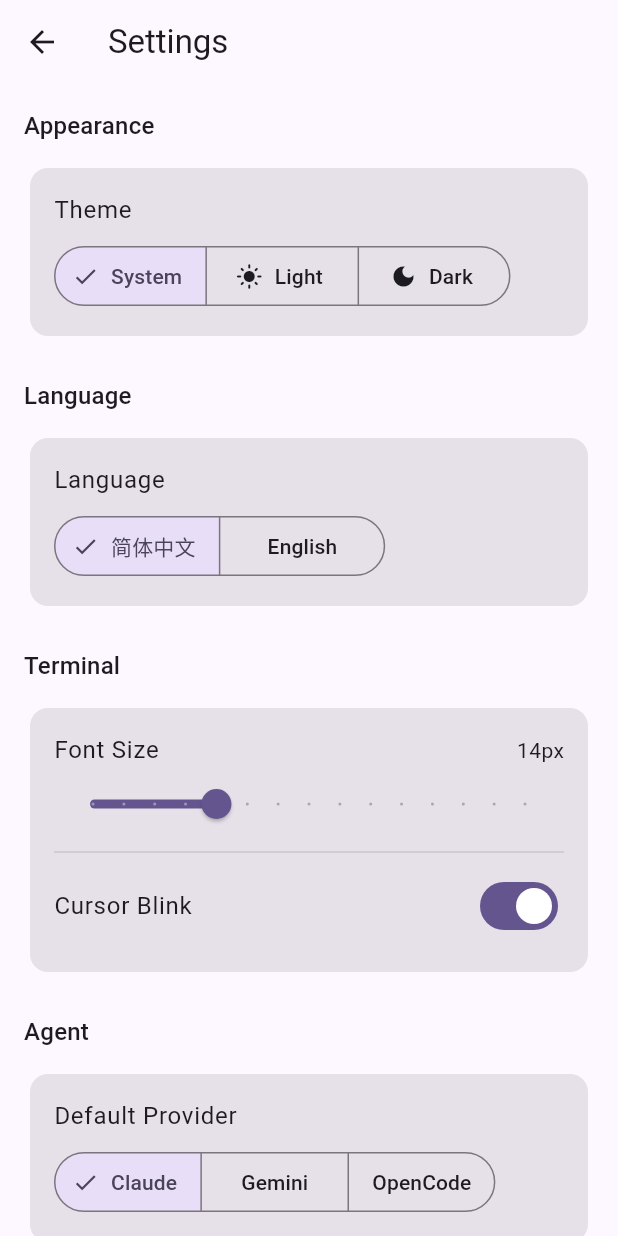
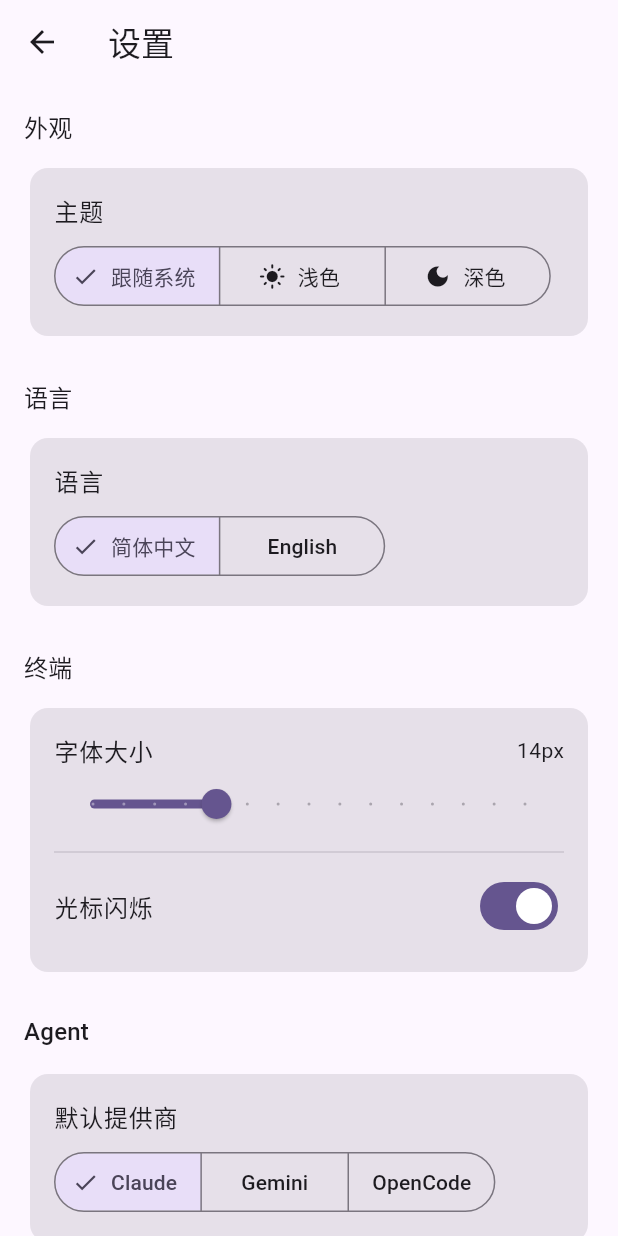
Before and after one commit to codeweiz/relais, a Flutter app: the HomeScreen screen opened by its route, after a tap on the "settings" icon, on a phone screen of 412 x 824 dp. Run offline on Flutter 3.47's test engine with Material 3 defaults, Android fonts, the phone set to English and light mode, and no system bars; our stand-ins replace dio, flutter_markdown, flutter_riverpod, go_router, google_fonts, shared_preferences; missing offline and left inert: xterm; accounts and stored records are empty.

Commit message:
fix: capture-pane trailing lines, Chinese i18n, transitions, sorting
Server: strip trailing blank lines from tmux capture-pane to prevent
scrollable empty space on terminal connect.

Client: full Chinese/English localization, M3 fade transitions,
session list sorted newest first.

Co-Authored-By: Claude Sonnet 4.6 <noreply@anthropic.com>

```diff
--- a/client/lib/app.dart
+++ b/client/lib/app.dart
@@ -20,7 +20,14 @@ final _router = GoRouter(
     ),
     GoRoute(
       path: '/home',
-      builder: (context, state) => const HomeScreen(),
+      pageBuilder: (context, state) => CustomTransitionPage(
+        key: const ValueKey('home'),
+        child: const HomeScreen(),
+        transitionsBuilder: (context, animation, secondaryAnimation, child) {
+          return FadeTransition(opacity: animation, child: child);
+        },
+        transitionDuration: const Duration(milliseconds: 300),
+      ),
     ),
     // Terminal and agent as sub-routes of /home so back works
     GoRoute(
@@ -28,7 +35,10 @@ final _router = GoRouter(
       pageBuilder: (context, state) => CustomTransitionPage(
         key: ValueKey('terminal-${state.pathParameters['id']}'),
         child: TerminalScreen(sessionId: state.pathParameters['id']!),
-        transitionsBuilder: (context, animation, secondaryAnimation, child) => child,
+        transitionsBuilder: (context, animation, secondaryAnimation, child) {
+          return FadeTransition(opacity: animation, child: child);
+        },
+        transitionDuration: const Duration(milliseconds: 300),
       ),
     ),
     GoRoute(
@@ -36,7 +46,10 @@ final _router = GoRouter(
       pageBuilder: (context, state) => CustomTransitionPage(
         key: ValueKey('agent-${state.pathParameters['id']}'),
         child: AgentScreen(sessionId: state.pathParameters['id']!),
-        transitionsBuilder: (context, animation, secondaryAnimation, child) => child,
+        transitionsBuilder: (context, animation, secondaryAnimation, child) {
+          return FadeTransition(opacity: animation, child: child);
+        },
+        transitionDuration: const Duration(milliseconds: 300),
       ),
     ),
     GoRoute(
--- /dev/null
+++ b/client/lib/l10n/strings.dart
@@ -0,0 +1,52 @@
+class S {
+  static String locale = 'zh';
+  static String get appName => 'Relais';
+  static String get connectToServer => _t('连接服务器', 'Connect to a server');
+  static String get serverUrl => _t('服务器地址', 'Server URL');
+  static String get serverUrlHint => _t('http://host:3000?token=xxx', 'http://host:3000?token=xxx');
+  static String get token => _t('令牌', 'Token');
+  static String get connect => _t('连接', 'Connect');
+  static String get connecting => _t('连接中...', 'Connecting...');
+  static String get savedServers => _t('已保存的服务器', 'Saved Servers');
+  static String get connectionFailed => _t('连接失败', 'Connection failed');
+  static String get noSessions => _t('暂无会话', 'No sessions');
+  static String get createSession => _t('创建会话', 'Create Session');
+  static String get newTerminal => _t('新建终端', 'New Terminal');
+  static String get newAgent => _t('新建 Agent', 'New Agent');
+  static String get delete => _t('删除', 'Delete');
+  static String get settings => _t('设置', 'Settings');
+  static String get appearance => _t('外观', 'Appearance');
+  static String get theme => _t('主题', 'Theme');
+  static String get system => _t('跟随系统', 'System');
+  static String get light => _t('浅色', 'Light');
+  static String get dark => _t('深色', 'Dark');
+  static String get language => _t('语言', 'Language');
+  static String get terminal => _t('终端', 'Terminal');
+  static String get fontSize => _t('字体大小', 'Font Size');
+  static String get cursorBlink => _t('光标闪烁', 'Cursor Blink');
+  static String get agent => _t('Agent', 'Agent');
+  static String get defaultProvider => _t('默认提供商', 'Default Provider');
+  static String get dataSection => _t('数据', 'Data');
+  static String get clearSavedServers => _t('清除已保存的服务器', 'Clear Saved Servers');
+  static String get clearSavedServersDesc => _t('移除所有已保存的服务器连接', 'Remove all saved server connections');
+  static String get clearConfirm => _t('确定清除?', 'Clear saved servers?');
+  static String get clearConfirmDesc => _t('这将移除所有已保存的服务器连接。', 'This will remove all saved server connections.');
+  static String get cancel => _t('取消', 'Cancel');
+  static String get clear => _t('清除', 'Clear');
+  static String get cleared => _t('已清除', 'Cleared');
+  static String get about => _t('关于', 'About');
+  static String get aboutDesc => _t('随时随地访问远程终端和 AI Agent', 'Remote terminal and AI agent — from anywhere.');
+  static String get notConnected => _t('未连接', 'Not connected');
+  static String get sendMessage => _t('输入消息...', 'Message...');
+  static String get sendHint => _t('发送消息开始对话', 'Send a message to start');
+  static String get running => _t('运行中', 'Running');
+  static String get ready => _t('就绪', 'Ready');
+  static String get crashed => _t('已崩溃', 'Crashed');
+  static String get exited => _t('已退出', 'Exited');
+  static String get starting => _t('启动中', 'Starting');
+  static String get justNow => _t('刚刚', 'just now');
+  static String minutesAgo(int n) => _t('${n}分钟前', '${n}m ago');
+  static String hoursAgo(int n) => _t('${n}小时前', '${n}h ago');
+  static String daysAgo(int n) => _t('${n}天前', '${n}d ago');
+  static String _t(String zh, String en) => locale == 'zh' ? zh : en;
+}
--- a/client/lib/main.dart
+++ b/client/lib/main.dart
@@ -3,6 +3,7 @@ import 'package:flutter_riverpod/flutter_riverpod.dart';
 import 'package:google_fonts/google_fonts.dart';
 
 import 'app.dart';
+import 'l10n/strings.dart';
 
 void main() async {
   WidgetsFlutterBinding.ensureInitialized();
@@ -10,5 +11,6 @@ void main() async {
   await GoogleFonts.pendingFonts([
     GoogleFonts.jetBrainsMono(),
   ]);
+  S.locale = 'zh';
   runApp(const ProviderScope(child: RelaisApp()));
 }
--- a/client/lib/providers/session_provider.dart
+++ b/client/lib/providers/session_provider.dart
@@ -17,6 +17,7 @@ class SessionNotifier extends StateNotifier<AsyncValue<List<Session>>> {
     state = const AsyncValue.loading();
     try {
       final sessions = await api.getSessions();
+      sessions.sort((a, b) => b.createdAt.compareTo(a.createdAt));
       state = AsyncValue.data(sessions);
     } catch (e, st) {
       state = AsyncValue.error(e, st);
--- a/client/lib/providers/settings_provider.dart
+++ b/client/lib/providers/settings_provider.dart
@@ -1,6 +1,7 @@
 import 'package:flutter/material.dart';
 import 'package:flutter_riverpod/flutter_riverpod.dart';
 import 'package:shared_preferences/shared_preferences.dart';
+import '../l10n/strings.dart';
 
 class AppSettings {
   final ThemeMode themeMode;
@@ -41,12 +42,14 @@ class SettingsNotifier extends StateNotifier<AppSettings> {
 
   Future<void> _load() async {
     final prefs = await SharedPreferences.getInstance();
+    final locale = prefs.getString('locale') ?? 'zh';
+    S.locale = locale;
     state = AppSettings(
       themeMode: _parseThemeMode(prefs.getString('theme_mode') ?? 'system'),
       terminalFontSize: prefs.getDouble('terminal_font_size') ?? 14.0,
       terminalCursorBlink: prefs.getBool('terminal_cursor_blink') ?? true,
       defaultAgentProvider: prefs.getString('default_agent_provider') ?? 'claude-code',
-      locale: prefs.getString('locale') ?? 'zh',
+      locale: locale,
     );
   }
 
@@ -75,6 +78,7 @@ class SettingsNotifier extends StateNotifier<AppSettings> {
   }
 
   Future<void> setLocale(String locale) async {
+    S.locale = locale;
     state = state.copyWith(locale: locale);
     final prefs = await SharedPreferences.getInstance();
     await prefs.setString('locale', locale);
--- a/client/lib/screens/home_screen.dart
+++ b/client/lib/screens/home_screen.dart
@@ -5,6 +5,7 @@ import '../providers/server_provider.dart';
 import '../providers/session_provider.dart';
 import '../models/session.dart';
 import '../widgets/session_card.dart';
+import '../l10n/strings.dart';
 
 class HomeScreen extends ConsumerStatefulWidget {
   const HomeScreen({super.key});
@@ -47,7 +48,7 @@ class _HomeScreenState extends ConsumerState<HomeScreen> {
           children: [
             ListTile(
               leading: const Icon(Icons.terminal),
-              title: const Text('New Terminal'),
+              title: Text(S.newTerminal),
               onTap: () {
                 Navigator.pop(context);
                 _createSession(SessionKind.terminal);
@@ -55,7 +56,7 @@ class _HomeScreenState extends ConsumerState<HomeScreen> {
             ),
             ListTile(
               leading: const Icon(Icons.smart_toy),
-              title: const Text('New Agent'),
+              title: Text(S.newAgent),
               onTap: () {
                 Navigator.pop(context);
                 _createSession(SessionKind.agent);
@@ -103,13 +104,13 @@ class _HomeScreenState extends ConsumerState<HomeScreen> {
                         size: 64,
                         color: Theme.of(context).colorScheme.outline),
                     const SizedBox(height: 16),
-                    Text('No sessions',
+                    Text(S.noSessions,
                         style: Theme.of(context).textTheme.titleMedium),
                     const SizedBox(height: 8),
                     FilledButton.tonalIcon(
                       onPressed: _showCreateDialog,
                       icon: const Icon(Icons.add),
-                      label: const Text('Create Session'),
+                      label: Text(S.createSession),
                     ),
                   ],
                 ),
--- a/client/lib/screens/settings_screen.dart
+++ b/client/lib/screens/settings_screen.dart
@@ -1,6 +1,7 @@
 import 'package:flutter/material.dart';
 import 'package:flutter_riverpod/flutter_riverpod.dart';
 import '../providers/settings_provider.dart';
+import '../l10n/strings.dart';
 
 class SettingsScreen extends ConsumerWidget {
   const SettingsScreen({super.key});
@@ -10,12 +11,12 @@ class SettingsScreen extends ConsumerWidget {
     final settings = ref.watch(settingsProvider);
 
     return Scaffold(
-      appBar: AppBar(title: const Text('Settings')),
+      appBar: AppBar(title: Text(S.settings)),
       body: ListView(
         padding: const EdgeInsets.all(16),
         children: [
           // ── Appearance ─────────────────────────────────
-          Text('Appearance', style: Theme.of(context).textTheme.titleMedium),
+          Text(S.appearance, style: Theme.of(context).textTheme.titleMedium),
           const SizedBox(height: 12),
           Card.filled(
             child: Padding(
@@ -23,13 +24,13 @@ class SettingsScreen extends ConsumerWidget {
               child: Column(
                 crossAxisAlignment: CrossAxisAlignment.start,
                 children: [
-                  Text('Theme', style: Theme.of(context).textTheme.bodyLarge),
+                  Text(S.theme, style: Theme.of(context).textTheme.bodyLarge),
                   const SizedBox(height: 8),
                   SegmentedButton<ThemeMode>(
-                    segments: const [
-                      ButtonSegment(value: ThemeMode.system, label: Text('System'), icon: Icon(Icons.brightness_auto)),
-                      ButtonSegment(value: ThemeMode.light, label: Text('Light'), icon: Icon(Icons.light_mode)),
-                      ButtonSegment(value: ThemeMode.dark, label: Text('Dark'), icon: Icon(Icons.dark_mode)),
+                    segments: [
+                      ButtonSegment(value: ThemeMode.system, label: Text(S.system), icon: const Icon(Icons.brightness_auto)),
+                      ButtonSegment(value: ThemeMode.light, label: Text(S.light), icon: const Icon(Icons.light_mode)),
+                      ButtonSegment(value: ThemeMode.dark, label: Text(S.dark), icon: const Icon(Icons.dark_mode)),
                     ],
                     selected: {settings.themeMode},
                     onSelectionChanged: (s) => ref.read(settingsProvider.notifier).setThemeMode(s.first),
@@ -41,7 +42,7 @@ class SettingsScreen extends ConsumerWidget {
 
           // ── Language ──────────────────────────────────
           const SizedBox(height: 24),
-          Text('Language', style: Theme.of(context).textTheme.titleMedium),
+          Text(S.language, style: Theme.of(context).textTheme.titleMedium),
           const SizedBox(height: 12),
           Card.filled(
             child: Padding(
@@ -49,7 +50,7 @@ class SettingsScreen extends ConsumerWidget {
               child: Column(
                 crossAxisAlignment: CrossAxisAlignment.start,
                 children: [
-                  Text('Language', style: Theme.of(context).textTheme.bodyLarge),
+                  Text(S.language, style: Theme.of(context).textTheme.bodyLarge),
                   const SizedBox(height: 8),
                   SegmentedButton<String>(
                     segments: const [
@@ -66,7 +67,7 @@ class SettingsScreen extends ConsumerWidget {
 
           // ── Terminal ───────────────────────────────────
           const SizedBox(height: 24),
-          Text('Terminal', style: Theme.of(context).textTheme.titleMedium),
+          Text(S.terminal, style: Theme.of(context).textTheme.titleMedium),
           const SizedBox(height: 12),
           Card.filled(
             child: Padding(
@@ -77,7 +78,7 @@ class SettingsScreen extends ConsumerWidget {
                   Row(
                     mainAxisAlignment: MainAxisAlignment.spaceBetween,
                     children: [
-                      Text('Font Size', style: Theme.of(context).textTheme.bodyLarge),
+                      Text(S.fontSize, style: Theme.of(context).textTheme.bodyLarge),
                       Text('${settings.terminalFontSize.round()}px', style: Theme.of(context).textTheme.bodyMedium),
                     ],
                   ),
@@ -91,7 +92,7 @@ class SettingsScreen extends ConsumerWidget {
                   const Divider(),
                   SwitchListTile(
                     contentPadding: EdgeInsets.zero,
-                    title: const Text('Cursor Blink'),
+                    title: Text(S.cursorBlink),
                     value: settings.terminalCursorBlink,
                     onChanged: (v) => ref.read(settingsProvider.notifier).setTerminalCursorBlink(v),
                   ),
@@ -102,7 +103,7 @@ class SettingsScreen extends ConsumerWidget {
 
           // ── Agent ──────────────────────────────────────
           const SizedBox(height: 24),
-          Text('Agent', style: Theme.of(context).textTheme.titleMedium),
+          Text(S.agent, style: Theme.of(context).textTheme.titleMedium),
           const SizedBox(height: 12),
           Card.filled(
             child: Padding(
@@ -110,7 +111,7 @@ class SettingsScreen extends ConsumerWidget {
               child: Column(
                 crossAxisAlignment: CrossAxisAlignment.start,
                 children: [
-                  Text('Default Provider', style: Theme.of(context).textTheme.bodyLarge),
+                  Text(S.defaultProvider, style: Theme.of(context).textTheme.bodyLarge),
                   const SizedBox(height: 8),
                   SegmentedButton<String>(
                     segments: const [
@@ -128,7 +129,7 @@ class SettingsScreen extends ConsumerWidget {
 
           // ── Data ───────────────────────────────────────
           const SizedBox(height: 24),
-          Text('Data', style: Theme.of(context).textTheme.titleMedium),
+          Text(S.dataSection, style: Theme.of(context).textTheme.titleMedium),
           const SizedBox(height: 12),
           Card.filled(
             child: Padding(
@@ -138,17 +139,17 @@ class SettingsScreen extends ConsumerWidget {
                   ListTile(
                     contentPadding: EdgeInsets.zero,
                     leading: const Icon(Icons.delete_outline),
-                    title: const Text('Clear Saved Servers'),
-                    subtitle: const Text('Remove all saved server connections'),
+                    title: Text(S.clearSavedServers),
+                    subtitle: Text(S.clearSavedServersDesc),
                     onTap: () async {
                       final confirmed = await showDialog<bool>(
                         context: context,
                         builder: (ctx) => AlertDialog(
-                          title: const Text('Clear saved servers?'),
-                          content: const Text('This will remove all saved server connections.'),
+                          title: Text(S.clearConfirm),
+                          content: Text(S.clearConfirmDesc),
                           actions: [
-                            TextButton(onPressed: () => Navigator.pop(ctx, false), child: const Text('Cancel')),
-                            FilledButton(onPressed: () => Navigator.pop(ctx, true), child: const Text('Clear')),
+                            TextButton(onPressed: () => Navigator.pop(ctx, false), child: Text(S.cancel)),
+                            FilledButton(onPressed: () => Navigator.pop(ctx, true), child: Text(S.clear)),
                           ],
                         ),
                       );
@@ -156,7 +157,7 @@ class SettingsScreen extends ConsumerWidget {
                         await ref.read(settingsProvider.notifier).clearSavedServers();
                         if (context.mounted) {
                           ScaffoldMessenger.of(context).showSnackBar(
-                            const SnackBar(content: Text('Saved servers cleared')),
+                            SnackBar(content: Text(S.cleared)),
                           );
                         }
                       }
@@ -169,7 +170,7 @@ class SettingsScreen extends ConsumerWidget {
 
           // ── About ──────────────────────────────────────
           const SizedBox(height: 24),
-          Text('About', style: Theme.of(context).textTheme.titleMedium),
+          Text(S.about, style: Theme.of(context).textTheme.titleMedium),
           const SizedBox(height: 12),
           Card.filled(
             child: Padding(
@@ -184,7 +185,7 @@ class SettingsScreen extends ConsumerWidget {
                     trailing: Icon(Icons.terminal_rounded, color: Theme.of(context).colorScheme.primary),
                   ),
                   Text(
-                    'Remote terminal access and AI agent interaction — from anywhere.',
+                    S.aboutDesc,
                     style: Theme.of(context).textTheme.bodySmall?.copyWith(
                       color: Theme.of(context).colorScheme.onSurfaceVariant,
                     ),
```
Also changed, not shown: client/lib/screens/agent_screen.dart (+6 -5 lines), client/lib/screens/connect_screen.dart (+15 -14 lines), client/lib/widgets/session_card.dart (+11 -10 lines), 1 other file.
